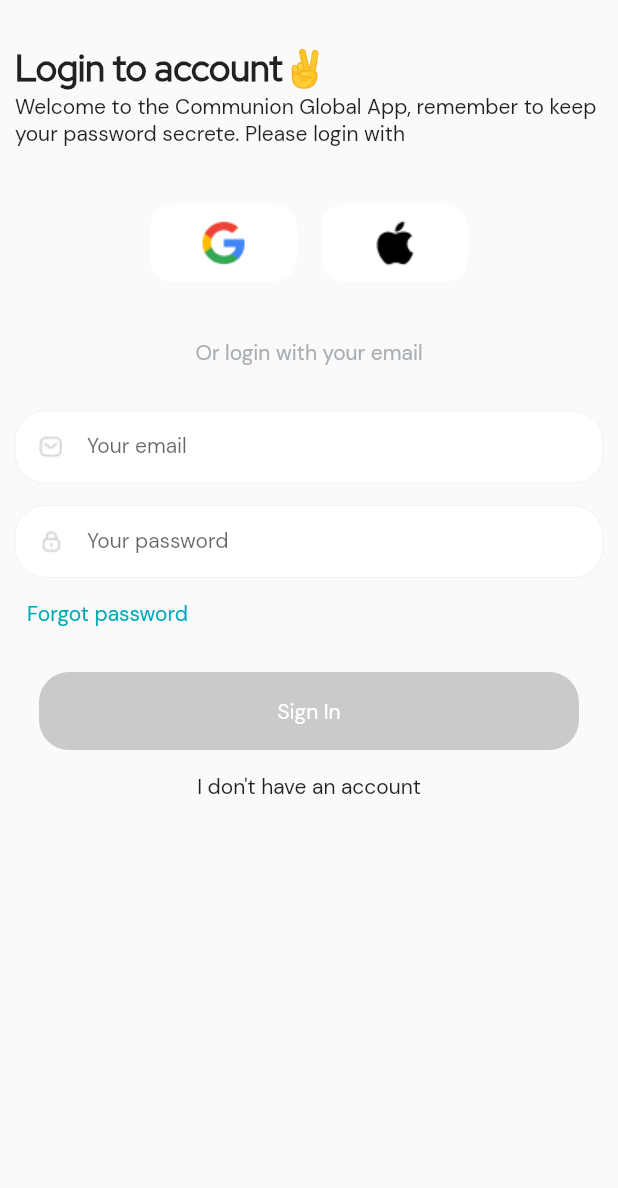
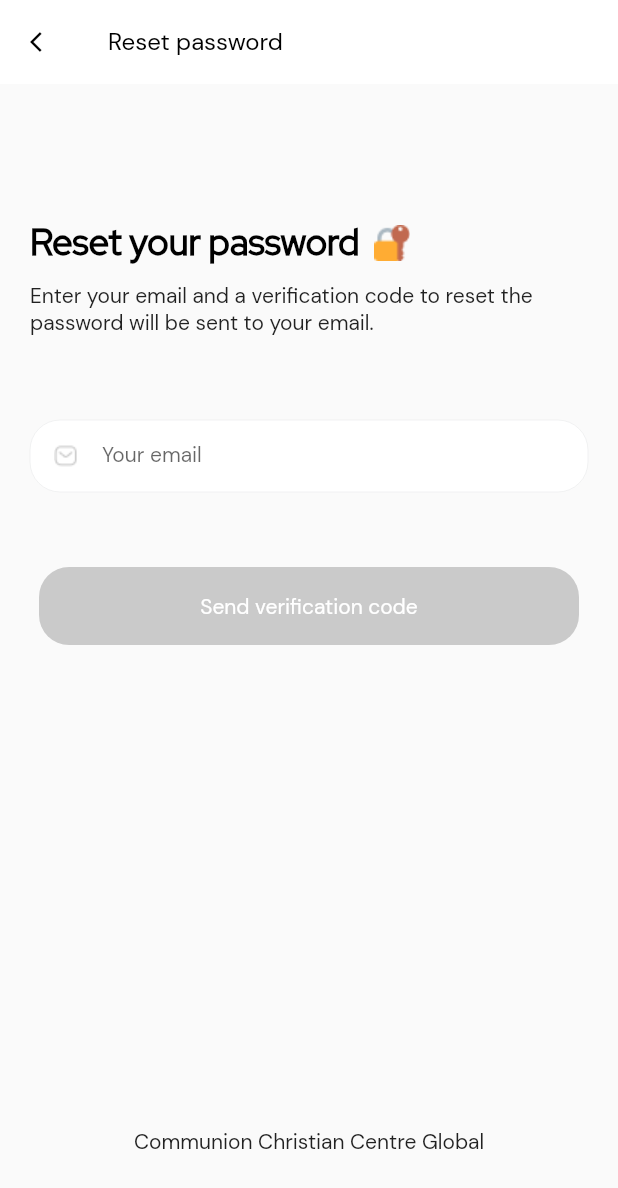
Before and after one commit to Pils36/c3financial, a Flutter app: the SignIn screen opened directly, after a tap on "Forgot password", on a phone screen of 412 x 824 dp. Shown: the top 1188 px of the screen. Run offline on Flutter 3.47's test engine with Material 2 defaults, Android fonts, the light colour scheme and no system bars; our stand-ins replace animated_splash_screen, get, persistent_bottom_nav_bar, pin_code_fields.

Commit message:
screens update

```diff
--- a/lib/constants/styles.dart
+++ b/lib/constants/styles.dart
@@ -1,7 +1,10 @@
 import 'package:flutter/material.dart';
 
 const titleFont = TextStyle(
-    fontFamily: "Red Hat Display", fontSize: 24, fontWeight: FontWeight.w700);
+    fontFamily: "Red Hat Display",
+    fontSize: 24,
+    fontWeight: FontWeight.w700,
+    color: Colors.black);
 
 const bodyFont =
     TextStyle(fontFamily: "DM Sans", fontSize: 14, fontWeight: FontWeight.w400);
--- a/lib/main.dart
+++ b/lib/main.dart
@@ -22,7 +22,6 @@ class MyApp extends StatelessWidget {
         splash: Image.asset('assets/logo/ccc_logo.png'),
         nextScreen: OnboardingScreen(),
         splashTransition: SplashTransition.fadeTransition,
-        backgroundColor: mBackgroundColor,
       ),
     );
   }
--- /dev/null
+++ b/lib/views/pages/authentication/forgot_password.dart
@@ -0,0 +1,144 @@
+import 'package:c3financial/constants/styles.dart';
+import 'package:c3financial/views/pages/authentication/recoverycode.dart';
+import 'package:flutter/material.dart';
+import 'package:flutter/widgets.dart';
+import 'package:get/utils.dart';
+import 'package:get/get.dart';
+
+class ForgotPassword extends StatefulWidget {
+  const ForgotPassword({Key? key}) : super(key: key);
+
+  @override
+  State<ForgotPassword> createState() => _ForgotPasswordState();
+}
+
+class _ForgotPasswordState extends State<ForgotPassword> {
+  @override
+  Widget build(BuildContext context) {
+    return Scaffold(
+      appBar: getAppBar(),
+      body: getBody(),
+    );
+  }
+
+  getAppBar() {
+    return AppBar(
+      backgroundColor: Colors.white,
+      elevation: 0,
+      title: const Text(
+        "Reset password",
+        style: TextStyle(
+            color: Colors.black, fontSize: 16, fontWeight: FontWeight.w500),
+      ),
+      leading: IconButton(
+        icon: const Icon(Icons.arrow_back_ios, color: Colors.black, size: 16),
+        onPressed: () => {
+          Navigator.pop(context),
+        },
+      ),
+    );
+  }
+
+  getBody() {
+    return SafeArea(
+      child: GestureDetector(
+        onTap: () {
+          FocusScope.of(context).unfocus();
+        },
+        child: SingleChildScrollView(
+          physics: const BouncingScrollPhysics(),
+          child: Padding(
+            padding: const EdgeInsets.only(top: 30, left: 20, right: 20),
+            child: Stack(
+              children: [
+                Column(
+                  children: [
+                    const SizedBox(height: 60),
+                    Column(
+                      crossAxisAlignment: CrossAxisAlignment.start,
+                      children: [
+                        Row(
+                          children: const [
+                            Text(
+                              "Reset your password",
+                              style: titleFont,
+                            ),
+                            SizedBox(width: 10),
+                            Image(
+                              image: AssetImage('assets/icons/emojilock.png'),
+                            ),
+                          ],
+                        ),
+                        const SizedBox(height: 10),
+                        const Text(
+                          "Enter your email and a verification code to reset the password will be sent to your email.",
+                          style: bodyFont,
+                        ),
+                        const SizedBox(height: 56),
+                        TextFormField(
+                          decoration: const InputDecoration(
+                            filled: true,
+                            fillColor: Color(0xFFFFFFFF),
+                            prefixIcon:
+                                ImageIcon(AssetImage("assets/icons/mail.png")),
+                            labelText: 'Your email',
+                            labelStyle: TextStyle(fontSize: 14),
+                            floatingLabelStyle:
+                                TextStyle(color: Color(0xFF00A9B7)),
+                            enabledBorder: OutlineInputBorder(
+                              borderSide: BorderSide(
+                                  color: Color(0xFFA9AEB2), width: 0.1),
+                              borderRadius: BorderRadius.all(
+                                Radius.circular(20),
+                              ),
+                            ),
+                            focusedBorder: OutlineInputBorder(
+                              borderSide: BorderSide(
+                                  color: Color(0xFF00A9B7), width: 1.0),
+                              borderRadius: BorderRadius.all(
+                                Radius.circular(20),
+                              ),
+                            ),
+                            contentPadding: EdgeInsets.all(5),
+                          ),
+                          keyboardType: TextInputType.emailAddress,
+                        ),
+                      ],
+                    ),
+                    const SizedBox(height: 50),
+                    Container(
+                      width: 360,
+                      height: 52,
+                      decoration: BoxDecoration(
+                        color: const Color(0xFFCACACA),
+                        borderRadius: BorderRadius.circular(20),
+                      ),
+                      child: TextButton(
+                        onPressed: () => {Get.to(() => const RecoveryCode())},
+                        child: const Text(
+                          "Send verification code",
+                          style: TextStyle(
+                              color: Colors.white, fontWeight: FontWeight.w500),
+                        ),
+                      ),
+                    ),
+                    const SizedBox(height: 350),
+                  ],
+                ),
+                const Positioned(
+                  bottom: 10,
+                  left: 50,
+                  right: 50,
+                  child: Text(
+                    "Communion Christian Centre Global",
+                    textAlign: TextAlign.center,
+                  ),
+                ),
+              ],
+            ),
+          ),
+        ),
+      ),
+    );
+  }
+}
--- a/lib/views/pages/authentication/signin.dart
+++ b/lib/views/pages/authentication/signin.dart
@@ -1,4 +1,5 @@
 import 'package:c3financial/constants/styles.dart';
+import 'package:c3financial/views/pages/authentication/forgot_password.dart';
 import 'package:c3financial/views/pages/authentication/signup.dart';
 import 'package:flutter/material.dart';
 import 'package:flutter/widgets.dart';
@@ -29,8 +30,11 @@ class _SignInState extends State<SignIn> {
         child: SingleChildScrollView(
           physics: const BouncingScrollPhysics(),
           child: Padding(
-            padding: const EdgeInsets.only(top: 30, left: 10, right: 10),
-            child: Column(
+            padding:
+                const EdgeInsets.only(top: 30, left: 20, right: 20, bottom: 30),
+            child: Stack(
+              children: [
+                Column(
                   children: [
                     Column(
                       crossAxisAlignment: CrossAxisAlignment.start,
@@ -67,7 +71,8 @@ class _SignInState extends State<SignIn> {
                       child: const Text(
                         "Or login with your email",
                         style: TextStyle(
-                        color: Color(0xFFA9AEB2), fontWeight: FontWeight.w500),
+                            color: Color(0xFFA9AEB2),
+                            fontWeight: FontWeight.w500),
                       ),
                     ),
                     Column(
@@ -82,17 +87,18 @@ class _SignInState extends State<SignIn> {
                                 ImageIcon(AssetImage("assets/icons/mail.png")),
                             labelText: 'Your email',
                             labelStyle: TextStyle(fontSize: 14),
-                        floatingLabelStyle: TextStyle(color: Color(0xFF00A9B7)),
+                            floatingLabelStyle:
+                                TextStyle(color: Color(0xFF00A9B7)),
                             enabledBorder: OutlineInputBorder(
-                          borderSide:
-                              BorderSide(color: Color(0xFFA9AEB2), width: 0.1),
+                              borderSide: BorderSide(
+                                  color: Color(0xFFA9AEB2), width: 0.1),
                               borderRadius: BorderRadius.all(
                                 Radius.circular(20),
                               ),
                             ),
                             focusedBorder: OutlineInputBorder(
-                          borderSide:
-                              BorderSide(color: Color(0xFF00A9B7), width: 1.0),
+                              borderSide: BorderSide(
+                                  color: Color(0xFF00A9B7), width: 1.0),
                               borderRadius: BorderRadius.all(
                                 Radius.circular(20),
                               ),
@@ -110,17 +116,18 @@ class _SignInState extends State<SignIn> {
                                 ImageIcon(AssetImage("assets/icons/lock.png")),
                             labelText: 'Your password',
                             labelStyle: TextStyle(fontSize: 14),
-                        floatingLabelStyle: TextStyle(color: Color(0xFF00A9B7)),
+                            floatingLabelStyle:
+                                TextStyle(color: Color(0xFF00A9B7)),
                             enabledBorder: OutlineInputBorder(
-                          borderSide:
-                              BorderSide(color: Color(0xFFA9AEB2), width: 0.1),
+                              borderSide: BorderSide(
+                                  color: Color(0xFFA9AEB2), width: 0.1),
                               borderRadius: BorderRadius.all(
                                 Radius.circular(20),
                               ),
                             ),
                             focusedBorder: OutlineInputBorder(
-                          borderSide:
-                              BorderSide(color: Color(0xFF00A9B7), width: 1.0),
+                              borderSide: BorderSide(
+                                  color: Color(0xFF00A9B7), width: 1.0),
                               borderRadius: BorderRadius.all(
                                 Radius.circular(20),
                               ),
@@ -130,7 +137,8 @@ class _SignInState extends State<SignIn> {
                           obscureText: true,
                         ),
                         TextButton(
-                      onPressed: () => {},
+                          onPressed: () =>
+                              {Get.to(() => const ForgotPassword())},
                           child: const Text(
                             "Forgot password",
                             style: TextStyle(
@@ -165,7 +173,18 @@ class _SignInState extends State<SignIn> {
                         style: TextStyle(fontWeight: FontWeight.w400),
                       ),
                     ),
-                const SizedBox(height: 300),
+                    const SizedBox(height: 270),
+                  ],
+                ),
+                const Positioned(
+                  bottom: 10,
+                  left: 50,
+                  right: 50,
+                  child: Text(
+                    "Communion Christian Centre Global",
+                    textAlign: TextAlign.center,
+                  ),
+                ),
               ],
             ),
           ),
--- a/lib/views/starting/onboarding_screen.dart
+++ b/lib/views/starting/onboarding_screen.dart
@@ -12,7 +12,6 @@ class OnboardingScreen extends StatelessWidget {
   @override
   Widget build(BuildContext context) {
     return Scaffold(
-      backgroundColor: mBackgroundColor,
       body: getBody(),
     );
   }
--- a/pubspec.yaml
+++ b/pubspec.yaml
@@ -30,6 +30,7 @@ dependencies:
   get:
   animated_splash_screen:
   persistent_bottom_nav_bar:
+  pin_code_fields: ^7.3.0
   flutter:
     sdk: flutter
 
```
Also changed, not shown: lib/views/pages/authentication/alldone.dart (added, +58 -0 lines), lib/views/pages/authentication/recoverycode.dart (+179 -0 lines), lib/views/pages/authentication/setnew_password.dart (added, +144 -0 lines), assets/icons/alldone.png (added), assets/icons/arrow_back.png (added), assets/icons/emojilock.png (added), assets/icons/recovery.png (added), lib/views/pages/authentication/reset_password.dart (deleted), pubspec.lock. Lines whose indentation alone changed are shown as unchanged.
